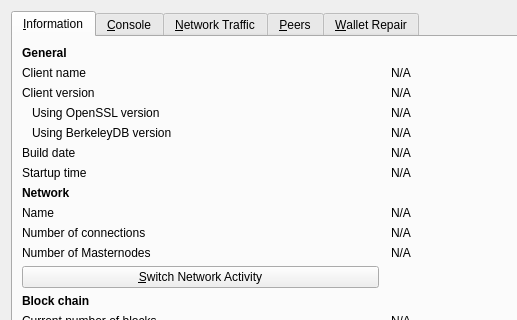
First picture: the form in src/qt/forms/rpcconsole.ui, repository LUX-Core/lux, before the edit; both pictures show x 0 to 517 and y 0 to 320 of the 769 by 494 pixel window.
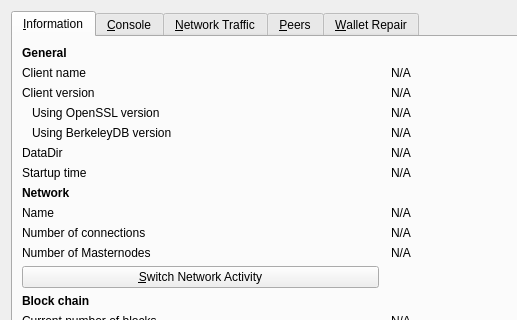
Second picture: the form after the edit. Icons and pictures are not drawn. Custom widgets are drawn as their Qt base class.

```diff
--- a/src/qt/forms/rpcconsole.ui
+++ b/src/qt/forms/rpcconsole.ui
@@ -177,7 +177,7 @@
        <item row="5" column="0">
         <widget class="QLabel" name="buildDateLabel">
          <property name="text">
-          <string>Build date</string>
+          <string>DataDir</string>
          </property>
         </widget>
        </item>
```
Left out of the diff: 5 changed lines with no effect on the pictures.
